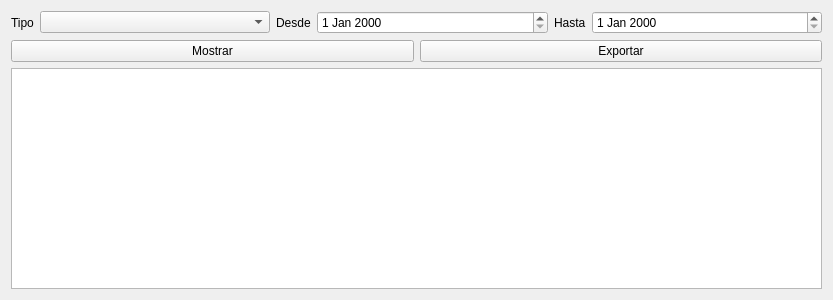
First picture: the form in banta/res/ui/reports.ui, repository jerobarraco/banta, before the edit.
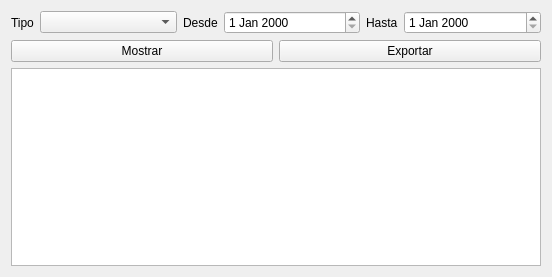
Second picture: the form after the edit.

The edit to the form file:
```diff
--- a/banta/res/ui/reports.ui
+++ b/banta/res/ui/reports.ui
@@ -6,8 +6,8 @@
    <rect>
     <x>0</x>
     <y>0</y>
-    <width>833</width>
-    <height>300</height>
+    <width>552</width>
+    <height>277</height>
    </rect>
   </property>
   <property name="windowTitle">
```
